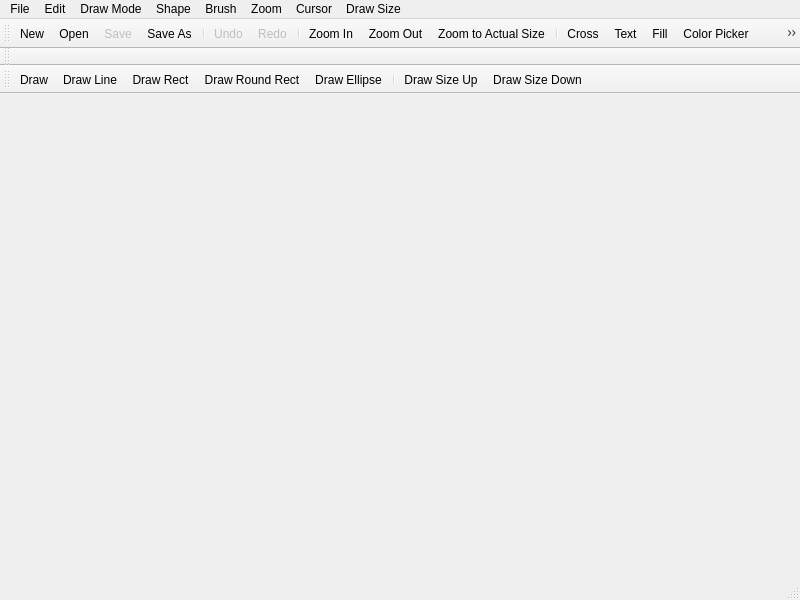
Qt form mainwindow.ui (adam-zielonka/paintAZ) before a commit.
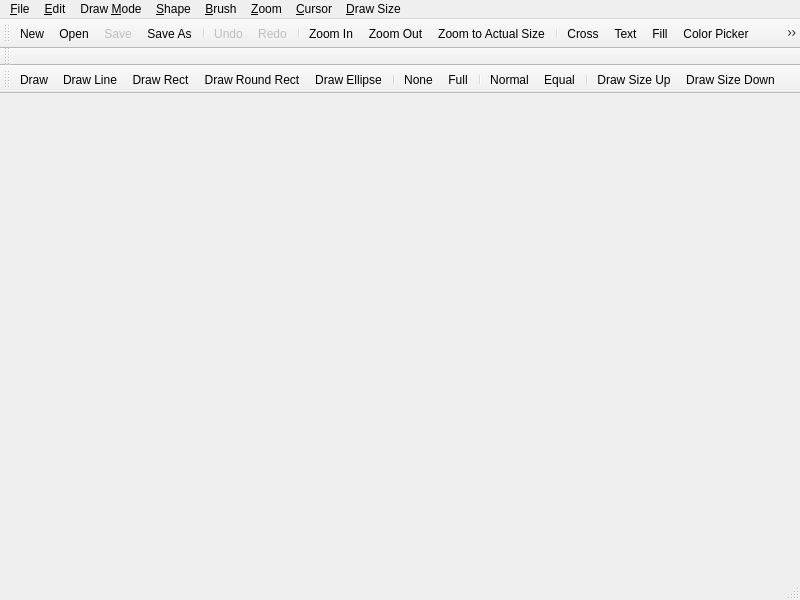
The same form after that commit. Icons and pictures are not drawn.

```diff
--- a/mainwindow.ui
+++ b/mainwindow.ui
@@ -28,7 +28,7 @@
    </property>
    <widget class="QMenu" name="menuDraw_Mode">
     <property name="title">
-     <string>Draw Mode</string>
+     <string>Draw &amp;Mode</string>
     </property>
     <addaction name="actionDraw"/>
     <addaction name="actionDraw_Line"/>
@@ -38,7 +38,7 @@
    </widget>
    <widget class="QMenu" name="menuShape">
     <property name="title">
-     <string>Shape</string>
+     <string>&amp;Shape</string>
     </property>
     <addaction name="separator"/>
     <addaction name="actionNormal"/>
@@ -46,14 +46,14 @@
    </widget>
    <widget class="QMenu" name="menuBrush">
     <property name="title">
-     <string>Brush</string>
+     <string>&amp;Brush</string>
     </property>
     <addaction name="actionNone"/>
     <addaction name="actionFull"/>
    </widget>
    <widget class="QMenu" name="menuFile">
     <property name="title">
-     <string>File</string>
+     <string>&amp;File</string>
     </property>
     <addaction name="actionNew"/>
     <addaction name="actionOpen"/>
@@ -62,7 +62,7 @@
    </widget>
    <widget class="QMenu" name="menuZoom">
     <property name="title">
-     <string>Zoom</string>
+     <string>&amp;Zoom</string>
     </property>
     <addaction name="actionZoom_In"/>
     <addaction name="actionZoom_Out"/>
@@ -70,7 +70,7 @@
    </widget>
    <widget class="QMenu" name="menuPast">
     <property name="title">
-     <string>Cursor</string>
+     <string>&amp;Cursor</string>
     </property>
     <addaction name="actionCross"/>
     <addaction name="actionText"/>
@@ -80,14 +80,14 @@
    </widget>
    <widget class="QMenu" name="menuEdit">
     <property name="title">
-     <string>Edit</string>
+     <string>&amp;Edit</string>
     </property>
     <addaction name="actionUndo"/>
     <addaction name="actionRedo"/>
    </widget>
    <widget class="QMenu" name="menuDraw_Size">
     <property name="title">
-     <string>Draw Size</string>
+     <string>&amp;Draw Size</string>
     </property>
     <addaction name="actionDraw_Size_Up"/>
     <addaction name="actionDraw_Size_Down"/>
@@ -161,6 +161,12 @@
    <addaction name="actionDraw_Round_Rect"/>
    <addaction name="actionDraw_Ellipse"/>
    <addaction name="separator"/>
+   <addaction name="actionNone"/>
+   <addaction name="actionFull"/>
+   <addaction name="separator"/>
+   <addaction name="actionNormal"/>
+   <addaction name="actionEqual"/>
+   <addaction name="separator"/>
    <addaction name="actionDraw_Size_Up"/>
    <addaction name="actionDraw_Size_Down"/>
   </widget>
@@ -170,7 +176,7 @@
      <normaloff>:/icons/icons/icons8-Pencil-50.png</normaloff>:/icons/icons/icons8-Pencil-50.png</iconset>
    </property>
    <property name="text">
-    <string>Draw</string>
+    <string>&amp;Draw</string>
    </property>
    <property name="shortcut">
     <string>1</string>
@@ -182,7 +188,7 @@
      <normaloff>:/icons/icons/Line-64.png</normaloff>:/icons/icons/Line-64.png</iconset>
    </property>
    <property name="text">
-    <string>Draw Line</string>
+    <string>Draw &amp;Line</string>
    </property>
    <property name="shortcut">
     <string>2</string>
@@ -194,7 +200,7 @@
      <normaloff>:/icons/icons/Rectangle Stroked-64.png</normaloff>:/icons/icons/Rectangle Stroked-64.png</iconset>
    </property>
    <property name="text">
-    <string>Draw Rect</string>
+    <string>Draw &amp;Rect</string>
    </property>
    <property name="shortcut">
     <string>3</string>
@@ -206,7 +212,7 @@
      <normaloff>:/icons/icons/Ellipse Stroked-64.png</normaloff>:/icons/icons/Ellipse Stroked-64.png</iconset>
    </property>
    <property name="text">
-    <string>Draw Ellipse</string>
+    <string>Draw &amp;Ellipse</string>
    </property>
    <property name="shortcut">
     <string>5</string>
@@ -218,7 +224,7 @@
      <normaloff>:/icons/icons/Not Equal-64.png</normaloff>:/icons/icons/Not Equal-64.png</iconset>
    </property>
    <property name="text">
-    <string>Normal</string>
+    <string>&amp;Normal</string>
    </property>
   </action>
   <action name="actionEqual">
@@ -227,7 +233,7 @@
      <normaloff>:/icons/icons/Equal Sign-64.png</normaloff>:/icons/icons/Equal Sign-64.png</iconset>
    </property>
    <property name="text">
-    <string>Equal</string>
+    <string>&amp;Equal</string>
    </property>
   </action>
   <action name="actionNone">
@@ -236,7 +242,7 @@
      <normaloff>:/icons/icons/Roller Brush-50.png</normaloff>:/icons/icons/Roller Brush-50.png</iconset>
    </property>
    <property name="text">
-    <string>None</string>
+    <string>&amp;None</string>
    </property>
   </action>
   <action name="actionFull">
@@ -245,7 +251,7 @@
      <normaloff>:/icons/icons/Roller Brush Filled-50.png</normaloff>:/icons/icons/Roller Brush Filled-50.png</iconset>
    </property>
    <property name="text">
-    <string>Full</string>
+    <string>&amp;Full</string>
    </property>
   </action>
   <action name="actionNew">
@@ -395,7 +401,7 @@
      <normaloff>:/icons/icons/Plus-50.png</normaloff>:/icons/icons/Plus-50.png</iconset>
    </property>
    <property name="text">
-    <string>Draw Size Up</string>
+    <string>Draw Size &amp;Up</string>
    </property>
    <property name="shortcut">
     <string>+</string>
@@ -407,7 +413,7 @@
      <normaloff>:/icons/icons/Minus-50.png</normaloff>:/icons/icons/Minus-50.png</iconset>
    </property>
    <property name="text">
-    <string>Draw Size Down</string>
+    <string>Draw Size &amp;Down</string>
    </property>
    <property name="shortcut">
     <string>-</string>
@@ -419,7 +425,7 @@
      <normaloff>:/icons/icons/Rounded Rectangle Stroked-50.png</normaloff>:/icons/icons/Rounded Rectangle Stroked-50.png</iconset>
    </property>
    <property name="text">
-    <string>Draw Round Rect</string>
+    <string>Draw R&amp;ound Rect</string>
    </property>
    <property name="shortcut">
     <string>4</string>
```
Left out of the diff: 85 changed lines with no effect on the pictures.
